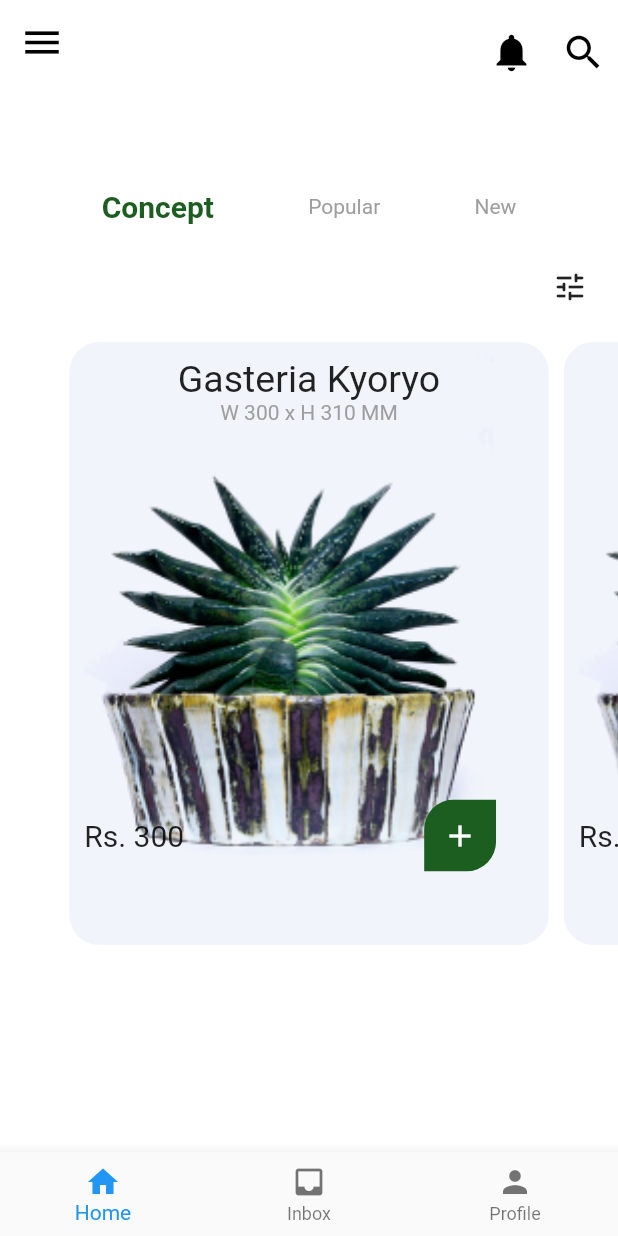
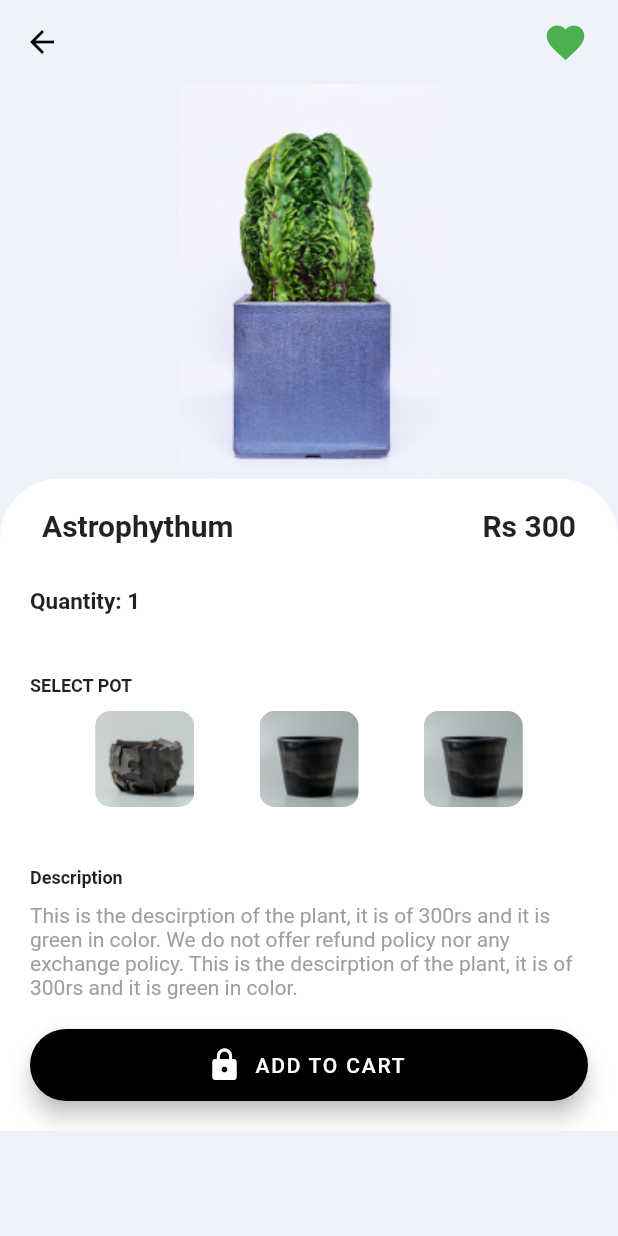
Before and after one commit to sooraj671/plant_shop, a Flutter app: the Home screen opened directly, after a tap on the "add" icon, on a phone screen of 412 x 824 dp. Run offline on Flutter 3.47's test engine with Material 2 defaults, Android fonts, the phone set to English and light mode, and no system bars; drawn by our look-alikes of carousel_slider.

Commit message:
completed product page
Signed-off-by: sooraj671 <75793312+sooraj671@users.noreply.github.com>

```diff
--- /dev/null
+++ b/lib/bottom_bar.dart
@@ -0,0 +1,14 @@
+import 'package:flutter/material.dart';
+
+class MyBottomBar extends StatelessWidget {
+  const MyBottomBar({super.key});
+
+  @override
+  Widget build(BuildContext context) {
+    return BottomNavigationBar(items: [
+      BottomNavigationBarItem(icon: Icon(Icons.home), label: 'Home'),
+      BottomNavigationBarItem(icon: Icon(Icons.inbox), label: 'Inbox'),
+      BottomNavigationBarItem(icon: Icon(Icons.person), label: 'Profile'),
+    ]);
+  }
+}
--- /dev/null
+++ b/lib/home.dart
@@ -0,0 +1,150 @@
+
+import 'package:carousel_slider/carousel_slider.dart';
+import 'package:flutter/material.dart';
+
+import 'bottom_bar.dart';
+
+List<String> imgList = ['assets/2.png', 'assets/2.png', 'assets/2.png'];
+double height = 250;
+late BuildContext myContext;
+
+class Home extends StatelessWidget {
+  Home({super.key});
+
+  final List<Widget> imageSliders = imgList
+      .map((item) => Container(
+          child: Container(
+              margin: EdgeInsets.all(5.0),
+              child: ClipRRect(
+                borderRadius: BorderRadius.all(Radius.circular(20.0)),
+                child: Stack(
+                  children: <Widget>[
+                    Image.asset(item,
+                        fit: BoxFit.cover, width: double.infinity),
+                    Padding(
+                      padding: const EdgeInsets.all(10.0),
+                      child: Column(children: [
+                        Text(
+                          'Gasteria Kyoryo',
+                          style: TextStyle(fontSize: 25),
+                        ),
+                        Text(
+                          'W 300 x H 310 MM',
+                          style: TextStyle(color: Colors.grey),
+                        ),
+                        SizedBox(
+                          height: height,
+                        ),
+                        Row(
+                          children: [
+                            Text(
+                              'Rs. 300',
+                              style: TextStyle(fontSize: 20),
+                            ),
+                            SizedBox(
+                              width: 160,
+                            ),
+                            ClipRRect(
+                              borderRadius: BorderRadius.only(
+                                  topLeft: Radius.circular(20),
+                                  bottomRight: Radius.circular(20)),
+                              child: Container(
+                                color: Colors.green[900],
+                                child: IconButton(
+                                  onPressed: () {
+                                    Navigator.pushNamed(myContext, '/product');
+                                  },
+                                  icon: Icon(Icons.add),
+                                  color: Colors.white,
+                                ),
+                              ),
+                            ),
+                          ],
+                        ),
+                      ]),
+                    ),
+                  ],
+                ),
+              ))))
+      .toList();
+
+  @override
+  Widget build(BuildContext context) {
+    myContext = context;
+    return Scaffold(
+        backgroundColor: Colors.white,
+        appBar: AppBar(
+          backgroundColor: Colors.white,
+          automaticallyImplyLeading: false,
+          leading: Icon(
+            Icons.menu,
+            color: Colors.black,
+            size: 30,
+          ),
+          actions: [
+            IconButton(
+              onPressed: () {},
+              icon: Icon(
+                Icons.notifications,
+                color: Colors.black,
+                size: 30,
+              ),
+              padding: EdgeInsets.symmetric(horizontal: 10, vertical: 20),
+            ),
+            IconButton(
+              onPressed: () {},
+              icon: Icon(
+                Icons.search,
+                color: Colors.black,
+                size: 30,
+              ),
+              padding: EdgeInsets.symmetric(horizontal: 10, vertical: 20),
+            )
+          ],
+          elevation: 0,
+        ),
+        body: Column(
+          children: [
+            Padding(
+              padding: const EdgeInsets.fromLTRB(5, 70, 5, 10),
+              child: Row(
+                mainAxisAlignment: MainAxisAlignment.spaceEvenly,
+                children: [
+                  Text(
+                    'Concept',
+                    style: TextStyle(
+                        fontSize: 20,
+                        fontWeight: FontWeight.bold,
+                        color: Colors.green[900]),
+                  ),
+                  Text(
+                    'Popular',
+                    style: TextStyle(color: Colors.grey),
+                  ),
+                  Text(
+                    'New',
+                    style: TextStyle(color: Colors.grey),
+                  ),
+                ],
+              ),
+            ),
+            Padding(
+              padding: const EdgeInsets.all(20),
+              child: Row(
+                mainAxisAlignment: MainAxisAlignment.end,
+                children: [Icon(Icons.tune_rounded)],
+              ),
+            ),
+            CarouselSlider(
+              options: CarouselOptions(
+                autoPlay: false,
+                aspectRatio: 1.0,
+                enlargeCenterPage: false,
+              ),
+              items: imageSliders,
+            ),
+          ],
+        ),
+        bottomNavigationBar: MyBottomBar());
+  }
+}
--- a/lib/main.dart
+++ b/lib/main.dart
@@ -1,155 +1,16 @@
 import 'package:carousel_slider/carousel_slider.dart';
 import 'package:flutter/material.dart';
+import 'package:plant_shop/bottom_bar.dart';
+import 'package:plant_shop/home.dart';
+import 'package:plant_shop/product_view.dart';
 
 void main() {
   runApp(MaterialApp(
     debugShowCheckedModeBanner: false,
-    home: Home(),
+    initialRoute: '/',
+    routes: {
+      '/': ((context) => Home()),
+      '/product': ((context) => ProductDetail()),
+    },
   ));
 }
-
-List<String> imgList = ['assets/2.png', 'assets/2.png', 'assets/2.png'];
-double height = 250;
-
-class Home extends StatelessWidget {
-  Home({super.key});
-
-  final List<Widget> imageSliders = imgList
-      .map((item) => Container(
-          child: Container(
-              margin: EdgeInsets.all(5.0),
-              child: ClipRRect(
-                borderRadius: BorderRadius.all(Radius.circular(20.0)),
-                child: Stack(
-                  children: <Widget>[
-                    Image.asset(item,
-                        fit: BoxFit.cover, width: double.infinity),
-                    Padding(
-                      padding: const EdgeInsets.all(10.0),
-                      child: Column(children: [
-                        Text(
-                          'Gasteria Kyoryo',
-                          style: TextStyle(fontSize: 25),
-                        ),
-                        Text(
-                          'W 300 x H 310 MM',
-                          style: TextStyle(color: Colors.grey),
-                        ),
-                        SizedBox(
-                          height: height,
-                        ),
-                        Row(
-                          children: [
-                            Text(
-                              'Rs. 300',
-                              style: TextStyle(fontSize: 20),
-                            ),
-                            SizedBox(
-                              width: 160,
-                            ),
-                            ClipRRect(
-                              borderRadius: BorderRadius.only(
-                                  topLeft: Radius.circular(20),
-                                  bottomRight: Radius.circular(20)),
-                              child: Container(
-                                color: Colors.green[900],
-                                child: IconButton(
-                                  onPressed: () {},
-                                  icon: Icon(Icons.add),
-                                  color: Colors.white,
-                                ),
-                              ),
-                            ),
-                          ],
-                        ),
-                      ]),
-                    ),
-                  ],
-                ),
-              ))))
-      .toList();
-
-  @override
-  Widget build(BuildContext context) {
-    return Scaffold(
-      backgroundColor: Colors.white,
-      appBar: AppBar(
-        backgroundColor: Colors.white,
-        automaticallyImplyLeading: false,
-        leading: Icon(
-          Icons.menu,
-          color: Colors.black,
-          size: 30,
-        ),
-        actions: [
-          IconButton(
-            onPressed: () {},
-            icon: Icon(
-              Icons.notifications,
-              color: Colors.black,
-              size: 30,
-            ),
-            padding: EdgeInsets.symmetric(horizontal: 10, vertical: 20),
-          ),
-          IconButton(
-            onPressed: () {},
-            icon: Icon(
-              Icons.search,
-              color: Colors.black,
-              size: 30,
-            ),
-            padding: EdgeInsets.symmetric(horizontal: 10, vertical: 20),
-          )
-        ],
-        elevation: 0,
-      ),
-      body: Column(
-        children: [
-          Padding(
-            padding: const EdgeInsets.fromLTRB(5, 70, 5, 10),
-            child: Row(
-              mainAxisAlignment: MainAxisAlignment.spaceEvenly,
-              children: [
-                Text(
-                  'Concept',
-                  style: TextStyle(
-                      fontSize: 20,
-                      fontWeight: FontWeight.bold,
-                      color: Colors.green[900]),
-                ),
-                Text(
-                  'Popular',
-                  style: TextStyle(color: Colors.grey),
-                ),
-                Text(
-                  'New',
-                  style: TextStyle(color: Colors.grey),
-                ),
-              ],
-            ),
-          ),
-          Padding(
-            padding: const EdgeInsets.all(20),
-            child: Row(
-              mainAxisAlignment: MainAxisAlignment.end,
-              children: [Icon(Icons.tune_rounded)],
-            ),
-          ),
-          CarouselSlider(
-            options: CarouselOptions(
-              autoPlay: false,
-              aspectRatio: 1.0,
-              enlargeCenterPage: false,
-            ),
-            items: imageSliders,
-          ),
-        ],
-      ),
-      bottomNavigationBar: BottomNavigationBar(items: [
-        BottomNavigationBarItem(icon: Icon(Icons.home), label: 'Home'),
-        BottomNavigationBarItem(icon: Icon(Icons.inbox), label: 'Inbox'),
-        BottomNavigationBarItem(icon: Icon(Icons.person), label: 'Profile'),
-      ]),
-    );
-  }
-}
--- /dev/null
+++ b/lib/product_view.dart
@@ -0,0 +1,142 @@
+import 'package:flutter/material.dart';
+
+import 'bottom_bar.dart';
+
+class ProductDetail extends StatelessWidget {
+  const ProductDetail({super.key});
+
+  @override
+  Widget build(BuildContext context) {
+    return Stack(
+      children: <Widget>[
+        Scaffold(
+          backgroundColor: Color(0xfff0f2fb),
+          appBar: AppBar(
+            leading: IconButton(
+              onPressed: Navigator.of(context).pop,
+              icon: const Icon(
+                Icons.arrow_back,
+                color: Colors.black,
+              ),
+            ),
+            actions: [
+              Icon(
+                Icons.favorite,
+                color: Colors.green,
+                size: 30,
+              ),
+              Padding(padding: EdgeInsets.all(10))
+            ],
+            backgroundColor: Colors.transparent,
+            elevation: 0.0,
+          ),
+          body: Column(
+            children: [
+              Container(
+                child: Image.asset('assets/1.png'),
+              ),
+              ClipRRect(
+                borderRadius: BorderRadius.only(
+                    topLeft: Radius.circular(40),
+                    topRight: Radius.circular(40)),
+                child: Container(
+                  color: Colors.white,
+                  child: Padding(
+                    padding: const EdgeInsets.all(20.0),
+                    child: Column(
+                      crossAxisAlignment: CrossAxisAlignment.stretch,
+                      children: [
+                        Row(
+                          mainAxisAlignment: MainAxisAlignment.spaceEvenly,
+                          children: [
+                            Text(
+                              'Astrophythum',
+                              style: TextStyle(
+                                  fontSize: 20, fontWeight: FontWeight.bold),
+                            ),
+                            SizedBox(
+                              width: 150,
+                            ),
+                            Text(
+                              'Rs 300',
+                              style: TextStyle(
+                                  fontSize: 20, fontWeight: FontWeight.bold),
+                            )
+                          ],
+                        ),
+                        SizedBox(
+                          height: 30,
+                        ),
+                        Text(
+                          'Quantity: 1',
+                          style: TextStyle(
+                              fontSize: 15, fontWeight: FontWeight.bold),
+                        ),
+                        SizedBox(
+                          height: 40,
+                        ),
+                        Text(
+                          'SELECT POT',
+                          style: TextStyle(
+                              fontSize: 12, fontWeight: FontWeight.bold),
+                        ),
+                        SizedBox(
+                          height: 10,
+                        ),
+                        Row(
+                          mainAxisAlignment: MainAxisAlignment.spaceEvenly,
+                          children: [
+                            ClipRRect(
+                                borderRadius:
+                                    BorderRadius.all(Radius.circular(10)),
+                                child: Image.asset('assets/pot1.png')),
+                            ClipRRect(
+                                borderRadius:
+                                    BorderRadius.all(Radius.circular(10)),
+                                child: Image.asset('assets/pot2.png')),
+                            ClipRRect(
+                                borderRadius:
+                                    BorderRadius.all(Radius.circular(10)),
+                                child: Image.asset('assets/pot2.png')),
+                          ],
+                        ),
+                        SizedBox(
+                          height: 40,
+                        ),
+                        Text(
+                          'Description',
+                          style: TextStyle(
+                              fontSize: 12, fontWeight: FontWeight.bold),
+                        ),
+                        SizedBox(
+                          height: 10,
+                        ),
+                        Text(
+                          'This is the descirption of the plant, it is of 300rs and it is green in color. We do not offer refund policy nor any exchange policy. This is the descirption of the plant, it is of 300rs and it is green in color.',
+                          style: TextStyle(color: Colors.grey),
+                        ),
+                        SizedBox(
+                          height: 20,
+                        ),
+                        FloatingActionButton.extended(
+                          label: Text('ADD TO CART'), // <-- Text
+                          backgroundColor: Colors.black,
+                          icon: Icon(
+                            // <-- Icon
+                            Icons.lock,
+                            size: 24.0,
+                          ),
+                          onPressed: () {},
+                        ),
+                      ],
+                    ),
+                  ),
+                ),
+              ),
+            ],
+          ),
+        )
+      ],
+    );
+  }
+}
```
